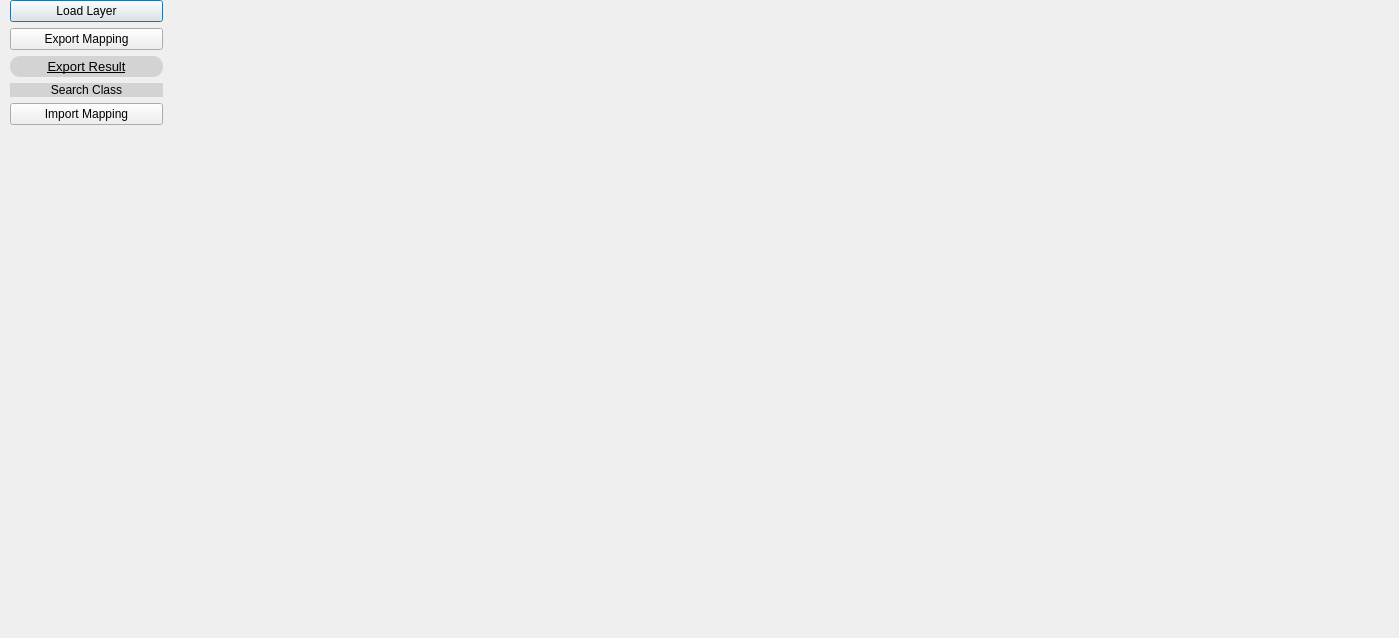
Cprudhomme/SpaLOD_qgis_plugin, file Interlink buttons.ui: the form before one commit.
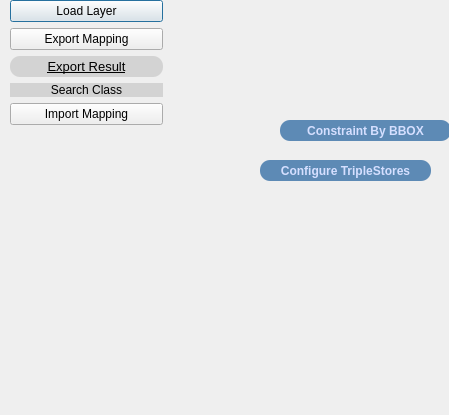
The form after the commit.

Patch:
```diff
--- a/Interlink buttons.ui
+++ b/Interlink buttons.ui
@@ -6,14 +6,14 @@
    <rect>
     <x>0</x>
     <y>0</y>
-    <width>1399</width>
-    <height>638</height>
+    <width>449</width>
+    <height>415</height>
    </rect>
   </property>
   <property name="windowTitle">
    <string>Dialog</string>
   </property>
-  <widget class="QWidget" name="">
+  <widget class="QWidget" name="layoutWidget">
    <property name="geometry">
     <rect>
      <x>10</x>
@@ -89,19 +89,82 @@
     </item>
    </layout>
   </widget>
-  <zorder>chooseLayerInterlink</zorder>
-  <zorder>loadLayerInterlink</zorder>
-  <zorder>exportMappingButton</zorder>
-  <zorder>importMappingButton</zorder>
-  <zorder>refreshLayersInterlink</zorder>
-  <zorder>interlinkOwlClassInput</zorder>
-  <zorder>label_5</zorder>
-  <zorder>label_7</zorder>
-  <zorder>interlinkNameSpace</zorder>
-  <zorder>label</zorder>
-  <zorder>chooseLayerInterlink</zorder>
-  <zorder>label_2</zorder>
-  <zorder>chooseLayerInterlink</zorder>
+  <widget class="QPushButton" name="loadTripleStoreButton">
+   <property name="geometry">
+    <rect>
+     <x>260</x>
+     <y>160</y>
+     <width>171</width>
+     <height>21</height>
+    </rect>
+   </property>
+   <property name="minimumSize">
+    <size>
+     <width>171</width>
+     <height>21</height>
+    </size>
+   </property>
+   <property name="font">
+    <font>
+     <pointsize>9</pointsize>
+     <weight>75</weight>
+     <bold>true</bold>
+     <underline>false</underline>
+    </font>
+   </property>
+   <property name="cursor">
+    <cursorShape>PointingHandCursor</cursorShape>
+   </property>
+   <property name="styleSheet">
+    <string notr="true">color: rgb(213, 223, 255);
+
+border-radius:10px;
+
+background-color:rgb(93, 138, 181);
+</string>
+   </property>
+   <property name="text">
+    <string>Configure TripleStores</string>
+   </property>
+  </widget>
+  <widget class="QPushButton" name="bboxButton">
+   <property name="geometry">
+    <rect>
+     <x>280</x>
+     <y>120</y>
+     <width>171</width>
+     <height>21</height>
+    </rect>
+   </property>
+   <property name="minimumSize">
+    <size>
+     <width>171</width>
+     <height>21</height>
+    </size>
+   </property>
+   <property name="font">
+    <font>
+     <pointsize>9</pointsize>
+     <weight>75</weight>
+     <bold>true</bold>
+    </font>
+   </property>
+   <property name="cursor">
+    <cursorShape>PointingHandCursor</cursorShape>
+   </property>
+   <property name="styleSheet">
+    <string notr="true">
+color: rgb(213, 223, 255);
+
+border-radius:10px;
+
+background-color:rgb(93, 138, 181);
+</string>
+   </property>
+   <property name="text">
+    <string>Constraint By BBOX</string>
+   </property>
+  </widget>
  </widget>
  <resources/>
  <connections/>
```
